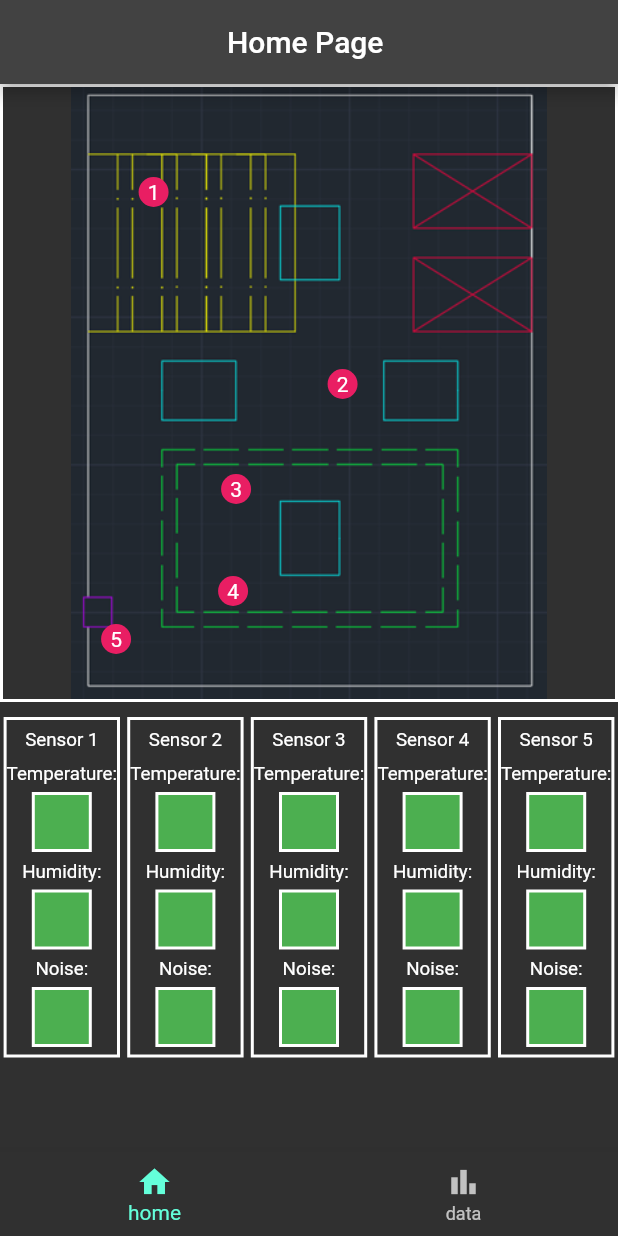
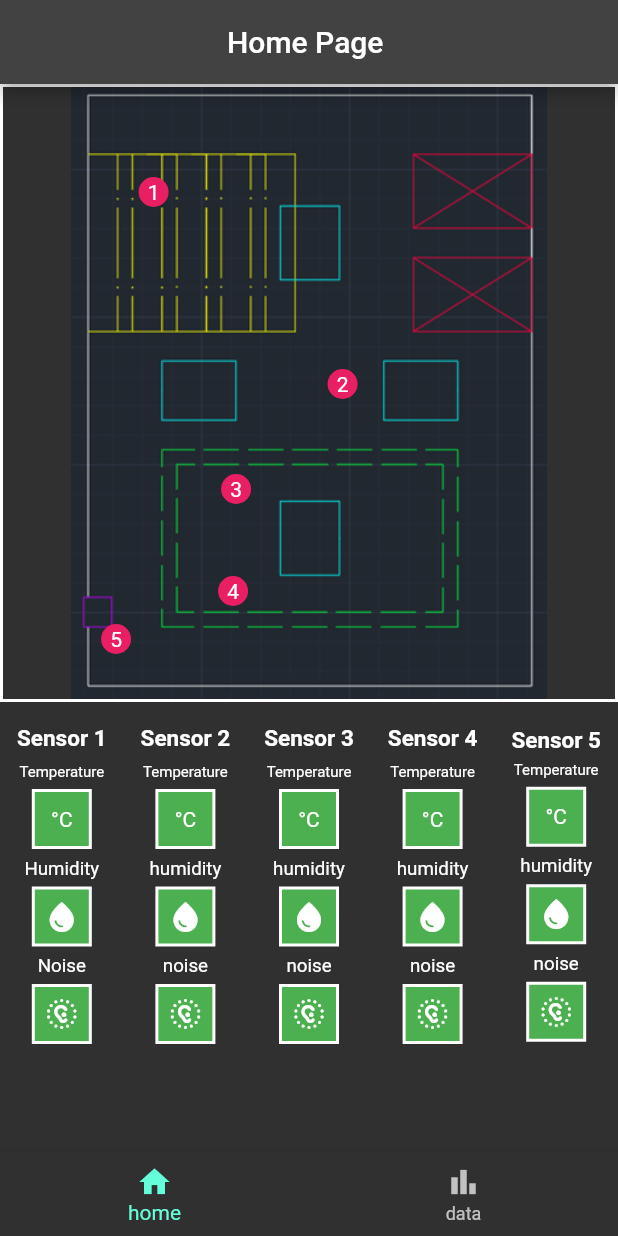
Before and after one commit to bogbrz/microclimat_monitoring_app, a Flutter app: the screen it shows after launch, on a phone screen of 412 x 824 dp. Run offline on Flutter 3.47's test engine with Material 2 defaults, Android fonts, the phone set to English and light mode, and no system bars; our stand-ins replace bloc, cloud_firestore, firebase_core, flutter_bloc, syncfusion_flutter_charts; accounts and stored records are empty.

Commit message:
Add icons

```diff
--- a/lib/home.dart
+++ b/lib/home.dart
@@ -225,11 +225,7 @@ class _HomePageState extends State<HomePage> {
                       Row(
                         mainAxisAlignment: MainAxisAlignment.spaceAround,
                         children: [
-                          Container(
-                            decoration: BoxDecoration(
-                                border:
-                                    Border.all(width: 2, color: Colors.white)),
-                            child: Expanded(
+                          Expanded(
                             child: Column(
                               children: [
                                 SizedBox(
@@ -237,13 +233,15 @@ class _HomePageState extends State<HomePage> {
                                 ),
                                 Text(
                                   "Sensor 1",
-                                    style: TextStyle(fontSize: 12.5),
+                                  style: TextStyle(
+                                      fontSize: 15,
+                                      fontWeight: FontWeight.bold),
                                 ),
                                 SizedBox(
                                   height: 8,
                                 ),
-                                  Text("Temperature:",
-                                      style: TextStyle(fontSize: 12.5)),
+                                Text("Temperature",
+                                    style: TextStyle(fontSize: 10)),
                                 SizedBox(
                                   height: 5,
                                 ),
@@ -254,11 +252,13 @@ class _HomePageState extends State<HomePage> {
                                       color: Colors.green,
                                       border: Border.all(
                                           width: 2, color: Colors.white)),
+                                  child: Text("°C"),
+                                  alignment: Alignment.center,
                                 ),
                                 SizedBox(
                                   height: 5,
                                 ),
-                                  Text("Humidity:",
+                                Text("Humidity",
                                     style: TextStyle(fontSize: 12.5)),
                                 SizedBox(
                                   height: 5,
@@ -273,14 +273,15 @@ class _HomePageState extends State<HomePage> {
                                           color: state.colorBox,
                                           border: Border.all(
                                               width: 2, color: Colors.white)),
+                                      child: Icon(Icons.water_drop),
+                                      alignment: Alignment.center,
                                     );
                                   },
                                 ),
                                 SizedBox(
                                   height: 5,
                                 ),
-                                  Text("Noise:",
-                                      style: TextStyle(fontSize: 12.5)),
+                                Text("Noise", style: TextStyle(fontSize: 12.5)),
                                 SizedBox(
                                   height: 5,
                                 ),
@@ -293,6 +294,8 @@ class _HomePageState extends State<HomePage> {
                                           color: state.colorBox,
                                           border: Border.all(
                                               width: 2, color: Colors.white)),
+                                      child: Icon(Icons.noise_aware_rounded),
+                                      alignment: Alignment.center,
                                     );
                                   },
                                 ),
@@ -302,23 +305,40 @@ class _HomePageState extends State<HomePage> {
                               ],
                             ),
                           ),
-                          ),
-                          Container(
-                            decoration: BoxDecoration(
-                                border:
-                                    Border.all(width: 2, color: Colors.white)),
-                            child: Expanded(
+                          Expanded(
                             child: Column(
                               children: [
                                 SizedBox(
                                   height: 5,
                                 ),
-                                  Text("Sensor 2",
-                                      style: TextStyle(fontSize: 12.5)),
+                                Text(
+                                  "Sensor 2",
+                                  style: TextStyle(
+                                      fontSize: 15,
+                                      fontWeight: FontWeight.bold),
+                                ),
                                 SizedBox(
                                   height: 8,
                                 ),
-                                  Text("Temperature:",
+                                Text("Temperature",
+                                    style: TextStyle(fontSize: 10)),
+                                SizedBox(
+                                  height: 5,
+                                ),
+                                Container(
+                                  height: 40,
+                                  width: 40,
+                                  decoration: BoxDecoration(
+                                      color: Colors.green,
+                                      border: Border.all(
+                                          width: 2, color: Colors.white)),
+                                  child: Text("°C"),
+                                  alignment: Alignment.center,
+                                ),
+                                SizedBox(
+                                  height: 5,
+                                ),
+                                Text("humidity",
                                     style: TextStyle(fontSize: 12.5)),
                                 SizedBox(
                                   height: 5,
@@ -330,11 +350,66 @@ class _HomePageState extends State<HomePage> {
                                       color: Colors.green,
                                       border: Border.all(
                                           width: 2, color: Colors.white)),
+                                  child: Icon(Icons.water_drop),
+                                  alignment: Alignment.center,
                                 ),
                                 SizedBox(
                                   height: 5,
                                 ),
-                                  Text("Humidity:",
+                                Text("noise", style: TextStyle(fontSize: 12.5)),
+                                SizedBox(
+                                  height: 5,
+                                ),
+                                Container(
+                                  height: 40,
+                                  width: 40,
+                                  decoration: BoxDecoration(
+                                      color: Colors.green,
+                                      border: Border.all(
+                                          width: 2, color: Colors.white)),
+                                  child: Icon(Icons.noise_aware_rounded),
+                                  alignment: Alignment.center,
+                                ),
+                                SizedBox(
+                                  height: 5,
+                                ),
+                              ],
+                            ),
+                          ),
+                          Expanded(
+                            child: Column(
+                              children: [
+                                SizedBox(
+                                  height: 5,
+                                ),
+                                Text(
+                                  "Sensor 3",
+                                  style: TextStyle(
+                                      fontSize: 15,
+                                      fontWeight: FontWeight.bold),
+                                ),
+                                SizedBox(
+                                  height: 8,
+                                ),
+                                Text("Temperature",
+                                    style: TextStyle(fontSize: 10)),
+                                SizedBox(
+                                  height: 5,
+                                ),
+                                Container(
+                                  height: 40,
+                                  width: 40,
+                                  decoration: BoxDecoration(
+                                      color: Colors.green,
+                                      border: Border.all(
+                                          width: 2, color: Colors.white)),
+                                  child: Text("°C"),
+                                  alignment: Alignment.center,
+                                ),
+                                SizedBox(
+                                  height: 5,
+                                ),
+                                Text("humidity",
                                     style: TextStyle(fontSize: 12.5)),
                                 SizedBox(
                                   height: 5,
@@ -346,11 +421,66 @@ class _HomePageState extends State<HomePage> {
                                       color: Colors.green,
                                       border: Border.all(
                                           width: 2, color: Colors.white)),
+                                  child: Icon(Icons.water_drop),
+                                  alignment: Alignment.center,
                                 ),
                                 SizedBox(
                                   height: 5,
                                 ),
-                                  Text("Noise:",
+                                Text("noise", style: TextStyle(fontSize: 12.5)),
+                                SizedBox(
+                                  height: 5,
+                                ),
+                                Container(
+                                  height: 40,
+                                  width: 40,
+                                  decoration: BoxDecoration(
+                                      color: Colors.green,
+                                      border: Border.all(
+                                          width: 2, color: Colors.white)),
+                                  child: Icon(Icons.noise_aware_rounded),
+                                  alignment: Alignment.center,
+                                ),
+                                SizedBox(
+                                  height: 5,
+                                ),
+                              ],
+                            ),
+                          ),
+                          Expanded(
+                            child: Column(
+                              children: [
+                                SizedBox(
+                                  height: 5,
+                                ),
+                                Text(
+                                  "Sensor 4",
+                                  style: TextStyle(
+                                      fontSize: 15,
+                                      fontWeight: FontWeight.bold),
+                                ),
+                                SizedBox(
+                                  height: 8,
+                                ),
+                                Text("Temperature",
+                                    style: TextStyle(fontSize: 10)),
+                                SizedBox(
+                                  height: 5,
+                                ),
+                                Container(
+                                  alignment: Alignment.center,
+                                  height: 40,
+                                  width: 40,
+                                  decoration: BoxDecoration(
+                                      color: Colors.green,
+                                      border: Border.all(
+                                          width: 2, color: Colors.white)),
+                                  child: Text("°C"),
+                                ),
+                                SizedBox(
+                                  height: 5,
+                                ),
+                                Text("humidity",
                                     style: TextStyle(fontSize: 12.5)),
                                 SizedBox(
                                   height: 5,
@@ -362,6 +492,25 @@ class _HomePageState extends State<HomePage> {
                                       color: Colors.green,
                                       border: Border.all(
                                           width: 2, color: Colors.white)),
+                                  child: Icon(Icons.water_drop),
+                                  alignment: Alignment.center,
+                                ),
+                                SizedBox(
+                                  height: 5,
+                                ),
+                                Text("noise", style: TextStyle(fontSize: 12.5)),
+                                SizedBox(
+                                  height: 5,
+                                ),
+                                Container(
+                                  height: 40,
+                                  width: 40,
+                                  decoration: BoxDecoration(
+                                      color: Colors.green,
+                                      border: Border.all(
+                                          width: 2, color: Colors.white)),
+                                  child: Icon(Icons.noise_aware_rounded),
+                                  alignment: Alignment.center,
                                 ),
                                 SizedBox(
                                   height: 5,
@@ -369,23 +518,40 @@ class _HomePageState extends State<HomePage> {
                               ],
                             ),
                           ),
-                          ),
-                          Container(
-                            decoration: BoxDecoration(
-                                border:
-                                    Border.all(width: 2, color: Colors.white)),
-                            child: Expanded(
+                          Expanded(
                             child: Column(
                               children: [
                                 SizedBox(
                                   height: 5,
                                 ),
-                                  Text("Sensor 3",
-                                      style: TextStyle(fontSize: 12.5)),
+                                Text(
+                                  "Sensor 5",
+                                  style: TextStyle(
+                                      fontSize: 15,
+                                      fontWeight: FontWeight.bold),
+                                ),
                                 SizedBox(
-                                    height: 8,
+                                  height: 5,
                                 ),
-                                  Text("Temperature:",
+                                Text("Temperature",
+                                    style: TextStyle(fontSize: 10)),
+                                SizedBox(
+                                  height: 5,
+                                ),
+                                Container(
+                                  height: 40,
+                                  width: 40,
+                                  decoration: BoxDecoration(
+                                      color: Colors.green,
+                                      border: Border.all(
+                                          width: 2, color: Colors.white)),
+                                  child: Text("°C"),
+                                  alignment: Alignment.center,
+                                ),
+                                SizedBox(
+                                  height: 5,
+                                ),
+                                Text("humidity",
                                     style: TextStyle(fontSize: 12.5)),
                                 SizedBox(
                                   height: 5,
@@ -397,12 +563,13 @@ class _HomePageState extends State<HomePage> {
                                       color: Colors.green,
                                       border: Border.all(
                                           width: 2, color: Colors.white)),
+                                  child: Icon(Icons.water_drop),
+                                  alignment: Alignment.center,
                                 ),
                                 SizedBox(
                                   height: 5,
                                 ),
-                                  Text("Humidity:",
-                                      style: TextStyle(fontSize: 12.5)),
+                                Text("noise", style: TextStyle(fontSize: 12.5)),
                                 SizedBox(
                                   height: 5,
                                 ),
@@ -413,162 +580,13 @@ class _HomePageState extends State<HomePage> {
                                       color: Colors.green,
                                       border: Border.all(
                                           width: 2, color: Colors.white)),
-                                  ),
-                                  SizedBox(
-                                    height: 5,
-                                  ),
-                                  Text("Noise:",
-                                      style: TextStyle(fontSize: 12.5)),
-                                  SizedBox(
-                                    height: 5,
-                                  ),
-                                  Container(
-                                    height: 40,
-                                    width: 40,
-                                    decoration: BoxDecoration(
-                                        color: Colors.green,
-                                        border: Border.all(
-                                            width: 2, color: Colors.white)),
+                                  child: Icon(Icons.noise_aware_rounded),
+                                  alignment: Alignment.center,
                                 ),
                                 SizedBox(
                                   height: 5,
                                 ),
                               ],
-                              ),
-                            ),
-                          ),
-                          Container(
-                            decoration: BoxDecoration(
-                                border:
-                                    Border.all(width: 2, color: Colors.white)),
-                            child: Expanded(
-                              child: Column(
-                                children: [
-                                  SizedBox(
-                                    height: 5,
-                                  ),
-                                  Text("Sensor 4",
-                                      style: TextStyle(fontSize: 12.5)),
-                                  SizedBox(
-                                    height: 8,
-                                  ),
-                                  Text("Temperature:",
-                                      style: TextStyle(fontSize: 12.5)),
-                                  SizedBox(
-                                    height: 5,
-                                  ),
-                                  Container(
-                                    height: 40,
-                                    width: 40,
-                                    decoration: BoxDecoration(
-                                        color: Colors.green,
-                                        border: Border.all(
-                                            width: 2, color: Colors.white)),
-                                  ),
-                                  SizedBox(
-                                    height: 5,
-                                  ),
-                                  Text("Humidity:",
-                                      style: TextStyle(fontSize: 12.5)),
-                                  SizedBox(
-                                    height: 5,
-                                  ),
-                                  Container(
-                                    height: 40,
-                                    width: 40,
-                                    decoration: BoxDecoration(
-                                        color: Colors.green,
-                                        border: Border.all(
-                                            width: 2, color: Colors.white)),
-                                  ),
-                                  SizedBox(
-                                    height: 5,
-                                  ),
-                                  Text("Noise:",
-                                      style: TextStyle(fontSize: 12.5)),
-                                  SizedBox(
-                                    height: 5,
-                                  ),
-                                  Container(
-                                    height: 40,
-                                    width: 40,
-                                    decoration: BoxDecoration(
-                                        color: Colors.green,
-                                        border: Border.all(
-                                            width: 2, color: Colors.white)),
-                                  ),
-                                  SizedBox(
-                                    height: 5,
-                                  ),
-                                ],
-                              ),
-                            ),
-                          ),
-                          Container(
-                            decoration: BoxDecoration(
-                                border:
-                                    Border.all(width: 2, color: Colors.white)),
-                            child: Expanded(
-                              child: Column(
-                                children: [
-                                  SizedBox(
-                                    height: 5,
-                                  ),
-                                  Text("Sensor 5",
-                                      style: TextStyle(fontSize: 12.5)),
-                                  SizedBox(
-                                    height: 8,
-                                  ),
-                                  Text("Temperature:",
-                                      style: TextStyle(fontSize: 12.5)),
-                                  SizedBox(
-                                    height: 5,
-                                  ),
-                                  Container(
-                                    height: 40,
-                                    width: 40,
-                                    decoration: BoxDecoration(
-                                        color: Colors.green,
-                                        border: Border.all(
-                                            width: 2, color: Colors.white)),
-                                  ),
-                                  SizedBox(
-                                    height: 5,
-                                  ),
-                                  Text("Humidity:",
-                                      style: TextStyle(fontSize: 12.5)),
-                                  SizedBox(
-                                    height: 5,
-                                  ),
-                                  Container(
-                                    height: 40,
-                                    width: 40,
-                                    decoration: BoxDecoration(
-                                        color: Colors.green,
-                                        border: Border.all(
-                                            width: 2, color: Colors.white)),
-                                  ),
-                                  SizedBox(
-                                    height: 5,
-                                  ),
-                                  Text("Noise:",
-                                      style: TextStyle(fontSize: 12.5)),
-                                  SizedBox(
-                                    height: 5,
-                                  ),
-                                  Container(
-                                    height: 40,
-                                    width: 40,
-                                    decoration: BoxDecoration(
-                                        color: Colors.green,
-                                        border: Border.all(
-                                            width: 2, color: Colors.white)),
-                                  ),
-                                  SizedBox(
-                                    height: 5,
-                                  ),
-                                ],
-                              ),
                             ),
                           )
                         ],
--- a/lib/pages/sensor_pages/sesnor_one_page.dart
+++ b/lib/pages/sensor_pages/sesnor_one_page.dart
@@ -389,7 +389,8 @@ class _SensorOnePageState extends State<SensorPage> {
                                               3.75,
                                           padding: const EdgeInsets.all(5),
                                           decoration: BoxDecoration(
-                                              color: state.colorBox,
+                                              color: const Color.fromARGB(
+                                                  255, 37, 20, 20),
                                               border: Border.all(
                                                   width: 2,
                                                   color: Colors.white)),
```
Lines whose indentation alone changed are shown as unchanged.
